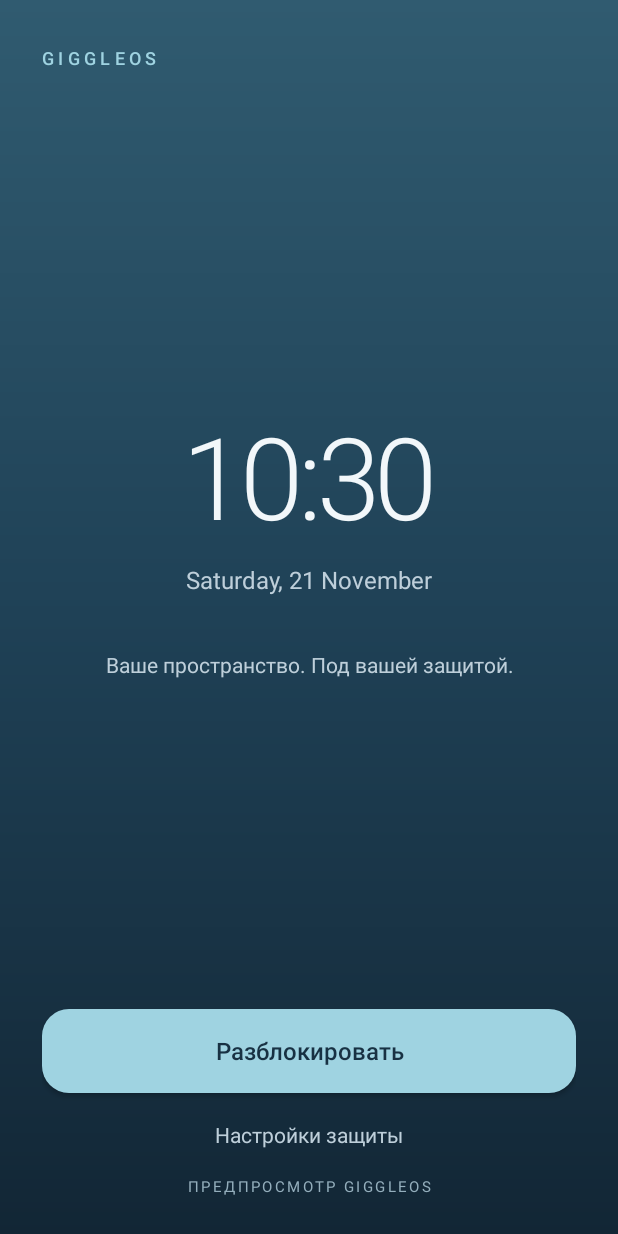
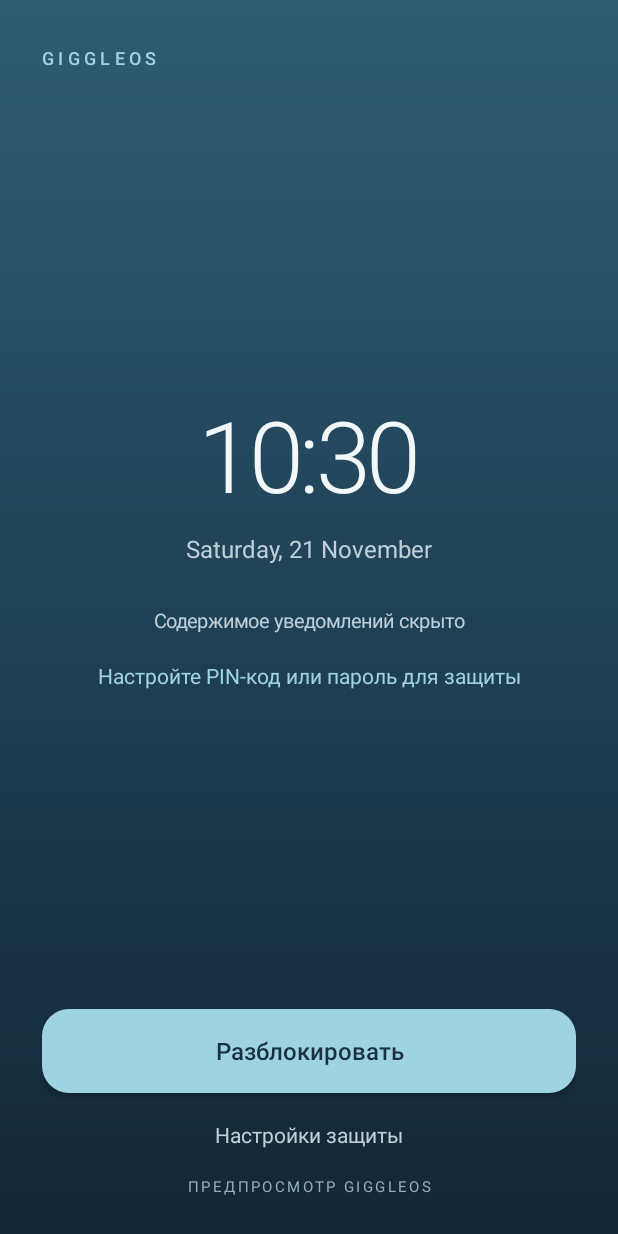
Before and after one commit to s1nnrockk/GiggleOS, an Android app: the LockScreenActivity screen opened directly, with no data from a screen before it, on a phone screen of 412 x 824 dp. Run offline under Robolectric (Android 15) with nearby library versions, the phone set to English and light mode, and no system bars.

Commit message:
Connect lock screen preview to saved privacy and clock preferences

```diff
--- a/setup/app/src/main/java/org/giggleos/setup/LockScreenActivity.kt
+++ b/setup/app/src/main/java/org/giggleos/setup/LockScreenActivity.kt
@@ -30,6 +30,7 @@ class LockScreenActivity : Activity() {
     private val muted = Color.rgb(190, 207, 218)
     private val accent = Color.rgb(159, 211, 225)
     private val requestCredential = 4107
+    private lateinit var securityStatusLabel: TextView
 
     override fun onCreate(savedInstanceState: Bundle?) {
         super.onCreate(savedInstanceState)
@@ -71,9 +72,13 @@ class LockScreenActivity : Activity() {
         val spacerTop = View(this)
         root.addView(spacerTop, LinearLayout.LayoutParams(1, 0, 1f))
 
+        val preferences = getSharedPreferences("giggle_setup", MODE_PRIVATE)
+        val clockStyle = preferences.getString("clock_style", "Минималистичные часы")
+        val notificationPrivacy = preferences.getString("notification_privacy", "Скрывать личные данные")
+
         val time = TextView(this).apply {
             text = SimpleDateFormat("HH:mm", Locale.getDefault()).format(Date())
-            textSize = 76f
+            textSize = if (clockStyle == "Крупные часы") 82f else 66f
             letterSpacing = -.045f
             gravity = Gravity.CENTER
             setTextColor(ink)
@@ -92,14 +97,28 @@ class LockScreenActivity : Activity() {
             topMargin = dp(8)
         })
 
-        val status = TextView(this).apply {
-            text = "Ваше пространство. Под вашей защитой."
-            textSize = 14f
+        val privacyLine = TextView(this).apply {
+            text = when (notificationPrivacy) {
+                "Не показывать" -> "Уведомления скрыты"
+                "Показывать содержимое" -> "Предпросмотр уведомлений включён"
+                else -> "Содержимое уведомлений скрыто"
+            }
+            textSize = 13f
             gravity = Gravity.CENTER
             setTextColor(muted)
         }
-        root.addView(status, LinearLayout.LayoutParams(-1, -2).apply {
-            topMargin = dp(36)
+        root.addView(privacyLine, LinearLayout.LayoutParams(-1, -2).apply {
+            topMargin = dp(28)
+        })
+
+        securityStatusLabel = TextView(this).apply {
+            textSize = 14f
+            gravity = Gravity.CENTER
+            setTextColor(accent)
+            setPadding(0, dp(10), 0, 0)
+        }
+        root.addView(securityStatusLabel, LinearLayout.LayoutParams(-1, -2).apply {
+            topMargin = dp(8)
         })
 
         val spacerBottom = View(this)
@@ -145,12 +164,10 @@ class LockScreenActivity : Activity() {
 
     private fun refreshSecurityStatus() {
         val manager = getSystemService(KEYGUARD_SERVICE) as KeyguardManager
-        if (!manager.isDeviceSecure) {
-            Toast.makeText(
-                this,
-                "На устройстве пока не настроен PIN-код, пароль или графический ключ.",
-                Toast.LENGTH_LONG
-            ).show()
+        securityStatusLabel.text = if (manager.isDeviceSecure) {
+            "Системная защита устройства активна"
+        } else {
+            "Настройте PIN-код или пароль для защиты"
         }
     }
 
```
